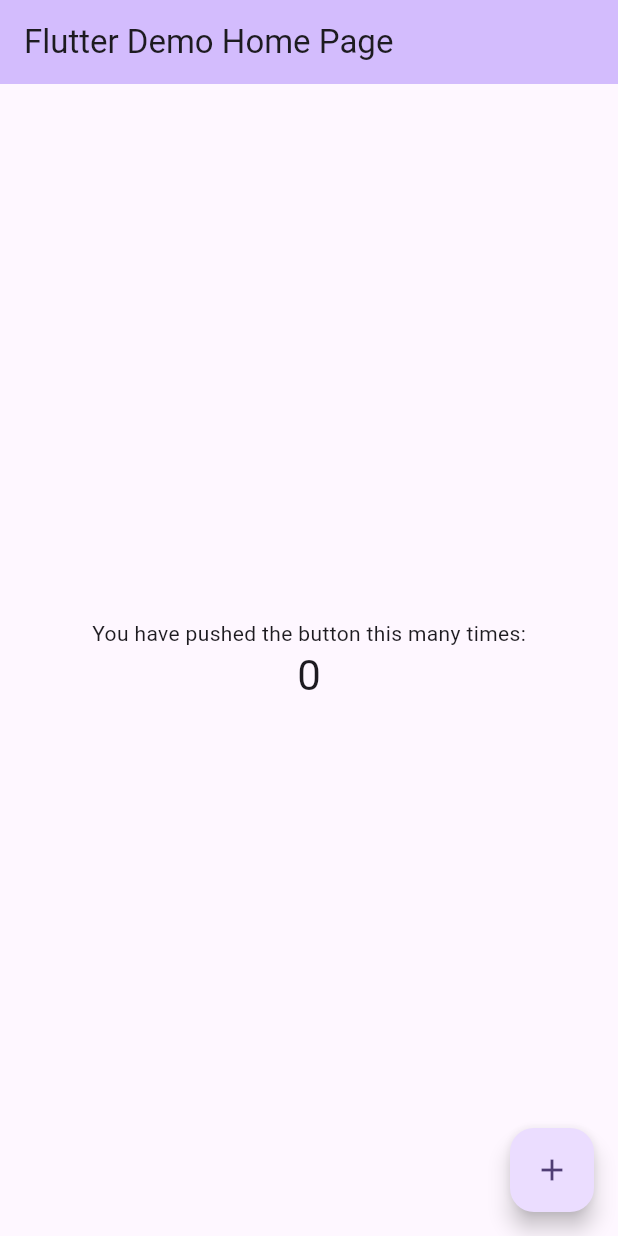
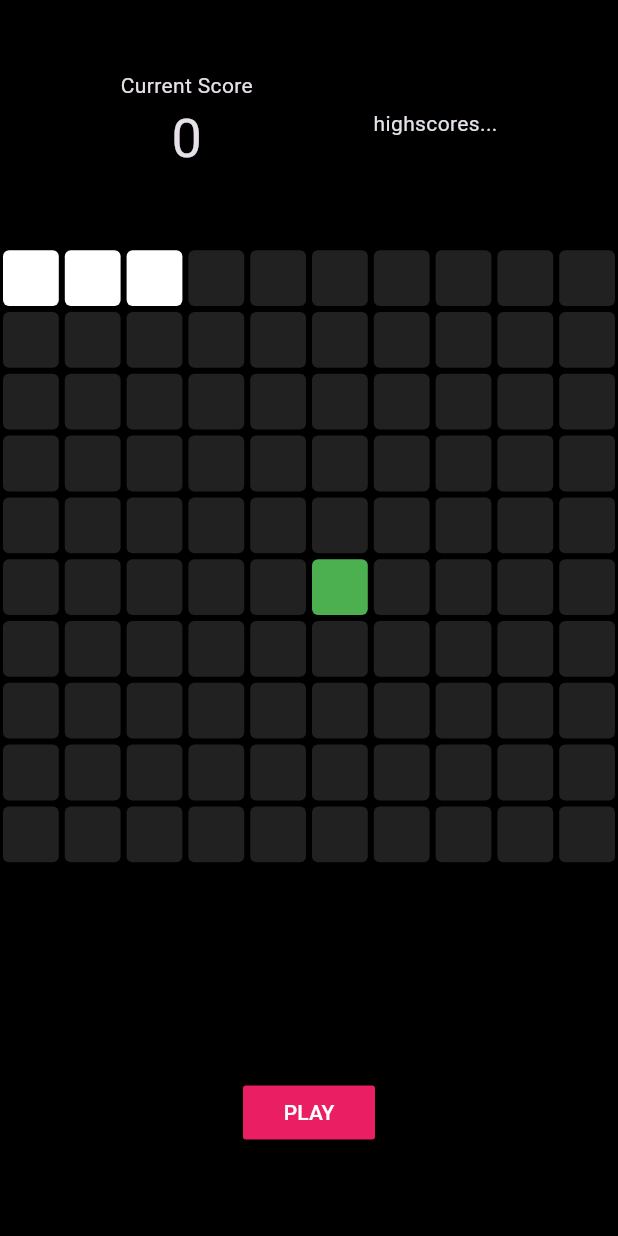
Before and after one commit to thedarkknight13/snake_game, a Flutter app: the screen it shows after launch, on a phone screen of 412 x 824 dp. Run offline on Flutter 3.47's test engine with Material 3 defaults, Android fonts, the phone set to English and light mode, and no system bars.

Commit message:
step 2: I created the whole game, including the grid, current score, snake and food. I also programmed the snake movements

```diff
--- /dev/null
+++ b/lib/blank_pixel.dart
@@ -0,0 +1,18 @@
+import 'package:flutter/material.dart';
+
+class BlankPixel extends StatelessWidget {
+  const BlankPixel({super.key});
+
+  @override
+  Widget build(BuildContext context) {
+    return Padding(
+      padding: const EdgeInsets.all(2.0),
+      child: Container(
+        decoration: BoxDecoration(
+          color: Colors.grey[900],
+          borderRadius: BorderRadius.circular(4),
+        ),
+      ),
+    );
+  }
+}
--- /dev/null
+++ b/lib/food_pixel.dart
@@ -0,0 +1,18 @@
+import 'package:flutter/material.dart';
+
+class FoodPixel extends StatelessWidget {
+  const FoodPixel({super.key});
+
+  @override
+  Widget build(BuildContext context) {
+    return Padding(
+      padding: const EdgeInsets.all(2.0),
+      child: Container(
+        decoration: BoxDecoration(
+          color: Colors.green,
+          borderRadius: BorderRadius.circular(4),
+        ),
+      ),
+    );
+  }
+}
--- /dev/null
+++ b/lib/home_page.dart
@@ -0,0 +1,264 @@
+import 'dart:async';
+import 'dart:math';
+
+import 'package:flutter/material.dart';
+import 'package:snake_game/blank_pixel.dart';
+import 'package:snake_game/food_pixel.dart';
+import 'package:snake_game/snake_pixel.dart';
+
+class HomePage extends StatefulWidget {
+  const HomePage({super.key});
+
+  @override
+  State<HomePage> createState() => _HomePageState();
+}
+
+enum SnakeDirection { up, down, right, left }
+
+class _HomePageState extends State<HomePage> {
+  // grid dimensions
+  int rowSize = 10;
+  int totalNumberOfSquares = 100;
+
+  bool gameHasStarted = false;
+
+  // user score
+  int currentScore = 0;
+
+  // snake position
+  List<int> snakePos = [
+    0,
+    1,
+    2,
+  ];
+
+  // snake direction is initially to the right
+  var currentDirection = SnakeDirection.right;
+
+  // food position
+  int foodPos = 55;
+
+  // start the game
+  void startGame() {
+    gameHasStarted = true;
+    Timer.periodic(const Duration(milliseconds: 200), (timer) {
+      setState(() {
+        // keep the snake moving
+        moveSnake();
+
+        // check if the game is over
+        if (gameOver()) {
+          timer.cancel();
+
+          // display message to the user
+          showDialog(
+            context: context,
+            barrierDismissible: false,
+            builder: (context) {
+              return AlertDialog(
+                title: const Text("Game over"),
+                content: Column(
+                  children: [
+                    Text("Your score is: $currentScore"),
+                    const TextField(
+                      decoration: InputDecoration(
+                        hintText: "Enter Name",
+                      ),
+                    )
+                  ],
+                ),
+                actions: [
+                  MaterialButton(
+                    onPressed: () {
+                      Navigator.of(context).pop();
+                      submitScore();
+                      newGame();
+                    },
+                    color: Colors.pink,
+                    child: const Text("Submit"),
+                  )
+                ],
+              );
+            },
+          );
+        }
+      });
+    });
+  }
+
+  void submitScore() {}
+
+  void newGame() {
+    setState(() {
+      snakePos = [
+        0,
+        1,
+        2,
+      ];
+      foodPos = 55;
+      currentDirection = SnakeDirection.right;
+      gameHasStarted = false;
+      currentScore = 0;
+    });
+  }
+
+  void eatFood() {
+    currentScore++;
+    // making sure the new food is not where the snake is
+    while (snakePos.contains(foodPos)) {
+      foodPos = Random().nextInt(totalNumberOfSquares);
+    }
+  }
+
+  void moveSnake() {
+    switch (currentDirection) {
+      case SnakeDirection.up:
+        {
+          // add new head
+          if (snakePos.last < rowSize) {
+            snakePos.add(snakePos.last - rowSize + totalNumberOfSquares);
+          } else {
+            snakePos.add(snakePos.last - rowSize);
+          }
+        }
+        break;
+      case SnakeDirection.down:
+        {
+          // add new head
+          if (snakePos.last + rowSize > totalNumberOfSquares) {
+            snakePos.add(snakePos.last + rowSize - totalNumberOfSquares);
+          } else {
+            snakePos.add(snakePos.last + rowSize);
+          }
+        }
+        break;
+      case SnakeDirection.right:
+        {
+          // add new head
+          // if snake is at right wall, need to re-adjust
+          if (snakePos.last % rowSize == 9) {
+            snakePos.add(snakePos.last + 1 - rowSize);
+          } else {
+            snakePos.add(snakePos.last + 1);
+          }
+        }
+        break;
+      case SnakeDirection.left:
+        {
+          // add new head
+          // if snake is at left wall, need to re-adjust
+          if (snakePos.last % rowSize == 0) {
+            snakePos.add(snakePos.last - 1 + rowSize);
+          } else {
+            snakePos.add(snakePos.last - 1);
+          }
+        }
+        break;
+    }
+    // check if snake is eating food
+    if (snakePos.last == foodPos) {
+      eatFood();
+    } else {
+      // remove tail
+      snakePos.removeAt(0);
+    }
+  }
+
+  //game over
+  bool gameOver() {
+    // the game is over when the snake runs into itself
+    // this occurs when there is a duplicate position in the snake position list
+
+    // this list is the body of the snake (no head)
+    List<int> bodySnake = snakePos.sublist(0, snakePos.length - 1);
+    if (bodySnake.contains(snakePos.last)) {
+      return true;
+    }
+
+    return false;
+  }
+
+  @override
+  Widget build(BuildContext context) {
+    return Scaffold(
+      backgroundColor: Colors.black,
+      body: Column(
+        children: [
+          // high score
+          Expanded(
+            child: Row(
+              mainAxisAlignment: MainAxisAlignment.spaceEvenly,
+              children: [
+                Column(
+                  mainAxisAlignment: MainAxisAlignment.center,
+                  children: [
+                    const Text("Current Score"),
+                    Text(
+                      "$currentScore",
+                      style: const TextStyle(fontSize: 36),
+                    ),
+                  ],
+                ),
+                // user current score
+
+                // high scores, top 5 or top 10
+                const Text("highscores..."),
+              ],
+            ),
+          ),
+
+          // game grid
+          Expanded(
+            flex: 3,
+            child: GestureDetector(
+              onVerticalDragUpdate: (details) {
+                if (details.delta.dy > 0 &&
+                    currentDirection != SnakeDirection.up) {
+                  currentDirection = SnakeDirection.down;
+                } else if (details.delta.dy < 0 &&
+                    currentDirection != SnakeDirection.down) {
+                  currentDirection = SnakeDirection.up;
+                }
+              },
+              onHorizontalDragUpdate: (details) {
+                if (details.delta.dx > 0 &&
+                    currentDirection != SnakeDirection.left) {
+                  currentDirection = SnakeDirection.right;
+                } else if (details.delta.dx < 0 &&
+                    currentDirection != SnakeDirection.right) {
+                  currentDirection = SnakeDirection.left;
+                }
+              },
+              child: GridView.builder(
+                gridDelegate: SliverGridDelegateWithFixedCrossAxisCount(
+                  crossAxisCount: rowSize,
+                ),
+                physics: const NeverScrollableScrollPhysics(),
+                itemCount: totalNumberOfSquares,
+                itemBuilder: (context, index) {
+                  if (snakePos.contains(index)) {
+                    return const SnakePixel();
+                  } else if (foodPos == index) {
+                    return const FoodPixel();
+                  }
+                  return const BlankPixel();
+                },
+              ),
+            ),
+          ),
+
+          // play button
+          Expanded(
+            child: Center(
+              child: MaterialButton(
+                color: gameHasStarted ? Colors.grey : Colors.pink,
+                onPressed: gameHasStarted ? () {} : startGame,
+                child: const Text("PLAY"),
+              ),
+            ),
+          ),
+        ],
+      ),
+    );
+  }
+}
--- a/lib/main.dart
+++ b/lib/main.dart
@@ -1,4 +1,5 @@
 import 'package:flutter/material.dart';
+import 'package:snake_game/home_page.dart';
 
 void main() {
   runApp(const MyApp());
@@ -7,119 +8,15 @@ void main() {
 class MyApp extends StatelessWidget {
   const MyApp({super.key});
 
-  // This widget is the root of your application.
   @override
   Widget build(BuildContext context) {
     return MaterialApp(
       title: 'Flutter Demo',
       theme: ThemeData(
-        // This is the theme of your application.
-        //
-        // TRY THIS: Try running your application with "flutter run". You'll see
-        // the application has a purple toolbar. Then, without quitting the app,
-        // try changing the seedColor in the colorScheme below to Colors.green
-        // and then invoke "hot reload" (save your changes or press the "hot
-        // reload" button in a Flutter-supported IDE, or press "r" if you used
-        // the command line to start the app).
-        //
-        // Notice that the counter didn't reset back to zero; the application
-        // state is not lost during the reload. To reset the state, use hot
-        // restart instead.
-        //
-        // This works for code too, not just values: Most code changes can be
-        // tested with just a hot reload.
-        colorScheme: ColorScheme.fromSeed(seedColor: Colors.deepPurple),
+        brightness: Brightness.dark,
         useMaterial3: true,
       ),
-      home: const MyHomePage(title: 'Flutter Demo Home Page'),
+      home: const HomePage(),
     );
   }
 }
-
-class MyHomePage extends StatefulWidget {
-  const MyHomePage({super.key, required this.title});
-
-  // This widget is the home page of your application. It is stateful, meaning
-  // that it has a State object (defined below) that contains fields that affect
-  // how it looks.
-
-  // This class is the configuration for the state. It holds the values (in this
-  // case the title) provided by the parent (in this case the App widget) and
-  // used by the build method of the State. Fields in a Widget subclass are
-  // always marked "final".
-
-  final String title;
-
-  @override
-  State<MyHomePage> createState() => _MyHomePageState();
-}
-
-class _MyHomePageState extends State<MyHomePage> {
-  int _counter = 0;
-
-  void _incrementCounter() {
-    setState(() {
-      // This call to setState tells the Flutter framework that something has
-      // changed in this State, which causes it to rerun the build method below
-      // so that the display can reflect the updated values. If we changed
-      // _counter without calling setState(), then the build method would not be
-      // called again, and so nothing would appear to happen.
-      _counter++;
-    });
-  }
-
-  @override
-  Widget build(BuildContext context) {
-    // This method is rerun every time setState is called, for instance as done
-    // by the _incrementCounter method above.
-    //
-    // The Flutter framework has been optimized to make rerunning build methods
-    // fast, so that you can just rebuild anything that needs updating rather
-    // than having to individually change instances of widgets.
-    return Scaffold(
-      appBar: AppBar(
-        // TRY THIS: Try changing the color here to a specific color (to
-        // Colors.amber, perhaps?) and trigger a hot reload to see the AppBar
-        // change color while the other colors stay the same.
-        backgroundColor: Theme.of(context).colorScheme.inversePrimary,
-        // Here we take the value from the MyHomePage object that was created by
-        // the App.build method, and use it to set our appbar title.
-        title: Text(widget.title),
-      ),
-      body: Center(
-        // Center is a layout widget. It takes a single child and positions it
-        // in the middle of the parent.
-        child: Column(
-          // Column is also a layout widget. It takes a list of children and
-          // arranges them vertically. By default, it sizes itself to fit its
-          // children horizontally, and tries to be as tall as its parent.
-          //
-          // Column has various properties to control how it sizes itself and
-          // how it positions its children. Here we use mainAxisAlignment to
-          // center the children vertically; the main axis here is the vertical
-          // axis because Columns are vertical (the cross axis would be
-          // horizontal).
-          //
-          // TRY THIS: Invoke "debug painting" (choose the "Toggle Debug Paint"
-          // action in the IDE, or press "p" in the console), to see the
-          // wireframe for each widget.
-          mainAxisAlignment: MainAxisAlignment.center,
-          children: <Widget>[
-            const Text(
-              'You have pushed the button this many times:',
-            ),
-            Text(
-              '$_counter',
-              style: Theme.of(context).textTheme.headlineMedium,
-            ),
-          ],
-        ),
-      ),
-      floatingActionButton: FloatingActionButton(
-        onPressed: _incrementCounter,
-        tooltip: 'Increment',
-        child: const Icon(Icons.add),
-      ), // This trailing comma makes auto-formatting nicer for build methods.
-    );
-  }
-}
--- /dev/null
+++ b/lib/snake_pixel.dart
@@ -0,0 +1,18 @@
+import 'package:flutter/material.dart';
+
+class SnakePixel extends StatelessWidget {
+  const SnakePixel({super.key});
+
+  @override
+  Widget build(BuildContext context) {
+    return Padding(
+      padding: const EdgeInsets.all(2.0),
+      child: Container(
+        decoration: BoxDecoration(
+          color: Colors.white,
+          borderRadius: BorderRadius.circular(4),
+        ),
+      ),
+    );
+  }
+}
```
